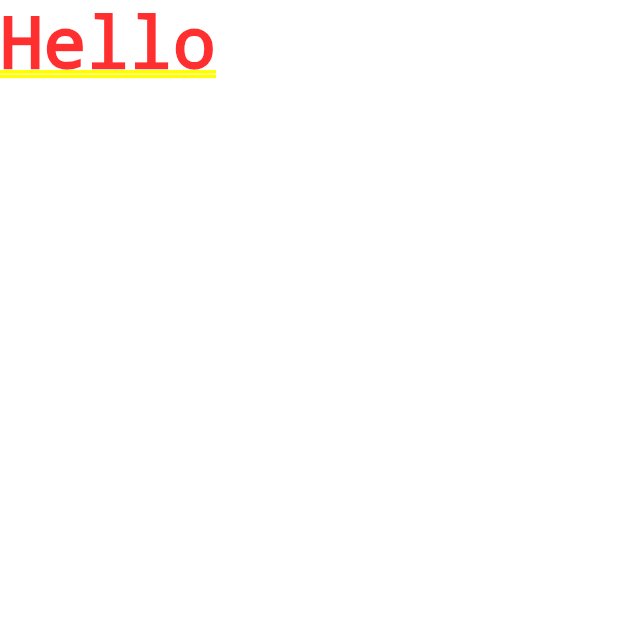
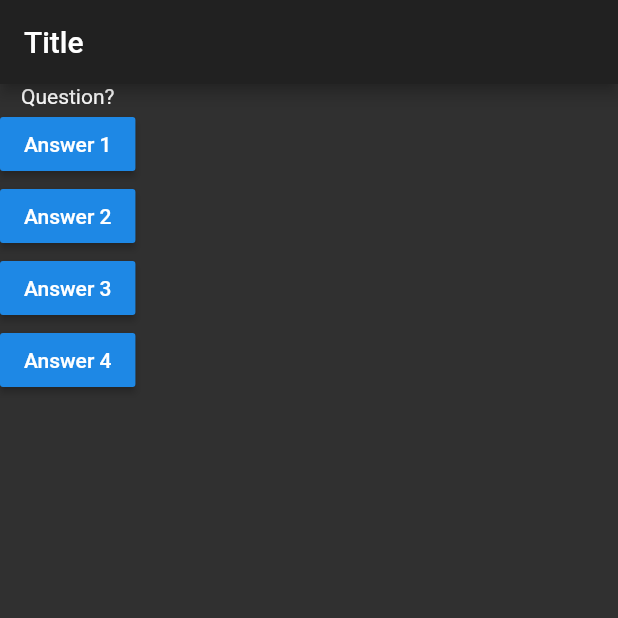
Before and after one commit to mordenius/flutter-basics-workbook, a Flutter app: the screen it shows after launch, on a phone screen of 412 x 824 dp, the top half of it. Run offline on Flutter 3.47's test engine with Material 2 defaults, Android fonts, the phone set to English and light mode, and no system bars.

Commit message:
chore(App) list of widgets and containers

```diff
--- a/lib/App.dart
+++ b/lib/App.dart
@@ -3,6 +3,32 @@ import 'package:flutter/material.dart';
 class App extends StatelessWidget {
   @override
   Widget build(BuildContext context) {
-    return MaterialApp(home: Text('Hello'));
+    return MaterialApp(
+      theme: ThemeData.dark(),
+      home: Scaffold(
+        appBar: AppBar(title: Text("Title ")),
+        body: Column(
+          children: [
+            Text('Question?'),
+            RaisedButton(
+              child: Text("Answer 1"),
+              onPressed: () {},
+            ),
+            RaisedButton(
+              child: Text("Answer 2"),
+              onPressed: () {},
+            ),
+            RaisedButton(
+              child: Text("Answer 3"),
+              onPressed: () {},
+            ),
+            RaisedButton(
+              child: Text("Answer 4"),
+              onPressed: () {},
+            )
+          ],
+        ),
+      ),
+    );
   }
 }
```
